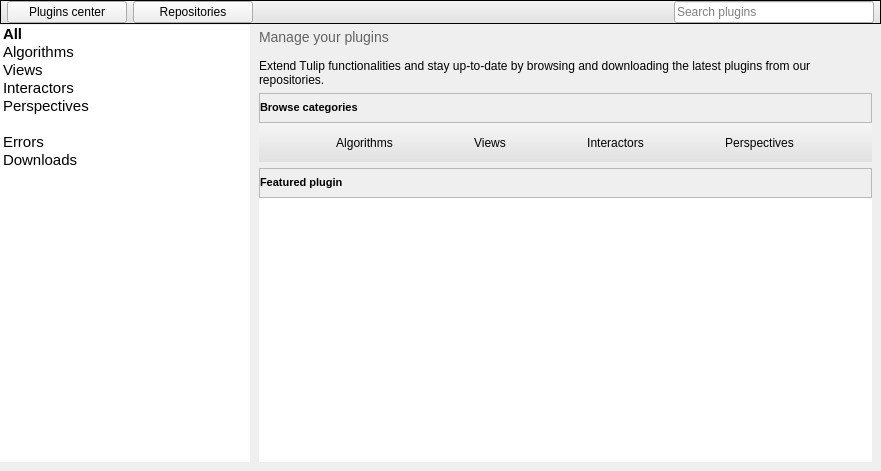
Above: software/tulip4/tulip_app/designer/PluginsCenter.ui from vadivelselvaraj/TulipGLImprovement before the change. Below: the same form after it.
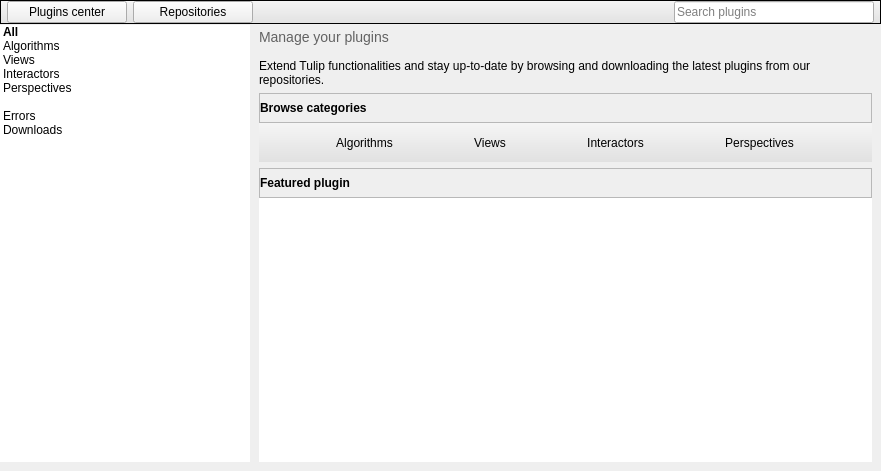
That is the form after the change. Icons and pictures are not drawn.

```diff
--- a/software/tulip4/tulip_app/designer/PluginsCenter.ui
+++ b/software/tulip4/tulip_app/designer/PluginsCenter.ui
@@ -177,7 +177,6 @@
          </property>
          <property name="styleSheet">
           <string notr="true">QListWidget#pluginsSideList {
-font: 11pt;
 background-color: white;
 border-top: 1px solid &quot;#C9C9C9&quot;;
 border-right: 1px solid &quot;#C9C9C9&quot;;
@@ -370,11 +369,7 @@
               <item>
                <widget class="QLabel" name="pluginsListTitle">
                 <property name="text">
-                 <string>&lt;!DOCTYPE HTML PUBLIC &quot;-//W3C//DTD HTML 4.0//EN&quot; &quot;http://www.w3.org/TR/REC-html40/strict.dtd&quot;&gt;
-&lt;html&gt;&lt;head&gt;&lt;meta name=&quot;qrichtext&quot; content=&quot;1&quot; /&gt;&lt;style type=&quot;text/css&quot;&gt;
-p, li { white-space: pre-wrap; }
-&lt;/style&gt;&lt;/head&gt;&lt;body style=&quot; font-family:'MS Shell Dlg 2'; font-size:8.25pt; font-weight:400; font-style:normal;&quot;&gt;
-&lt;p style=&quot; margin-top:0px; margin-bottom:0px; margin-left:0px; margin-right:0px; -qt-block-indent:0; text-indent:0px;&quot;&gt;&lt;span style=&quot; font-size:8pt; font-weight:600;&quot;&gt;Browse categories&lt;/span&gt;&lt;/p&gt;&lt;/body&gt;&lt;/html&gt;</string>
+                 <string>&lt;html&gt;&lt;head/&gt;&lt;body&gt;&lt;b&gt;Browse categories&lt;/b&gt;&lt;/body&gt;&lt;/html&gt;</string>
                 </property>
                </widget>
               </item>
@@ -548,11 +543,7 @@
               <item>
                <widget class="QLabel" name="featuredTitle">
                 <property name="text">
-                 <string>&lt;!DOCTYPE HTML PUBLIC &quot;-//W3C//DTD HTML 4.0//EN&quot; &quot;http://www.w3.org/TR/REC-html40/strict.dtd&quot;&gt;
-&lt;html&gt;&lt;head&gt;&lt;meta name=&quot;qrichtext&quot; content=&quot;1&quot; /&gt;&lt;style type=&quot;text/css&quot;&gt;
-p, li { white-space: pre-wrap; }
-&lt;/style&gt;&lt;/head&gt;&lt;body style=&quot; font-family:'MS Shell Dlg 2'; font-size:8.25pt; font-weight:400; font-style:normal;&quot;&gt;
-&lt;p style=&quot; margin-top:0px; margin-bottom:0px; margin-left:0px; margin-right:0px; -qt-block-indent:0; text-indent:0px;&quot;&gt;&lt;span style=&quot; font-size:8pt; font-weight:600;&quot;&gt;Featured plugin&lt;/span&gt;&lt;/p&gt;&lt;/body&gt;&lt;/html&gt;</string>
+                 <string>&lt;html&gt;&lt;head/&gt;&lt;body&gt;&lt;b&gt;Featured plugin&lt;/b&gt;&lt;/body&gt;&lt;/html&gt;</string>
                 </property>
                </widget>
               </item>
```
Left out of the diff: 4 changed lines with no effect on the pictures.
